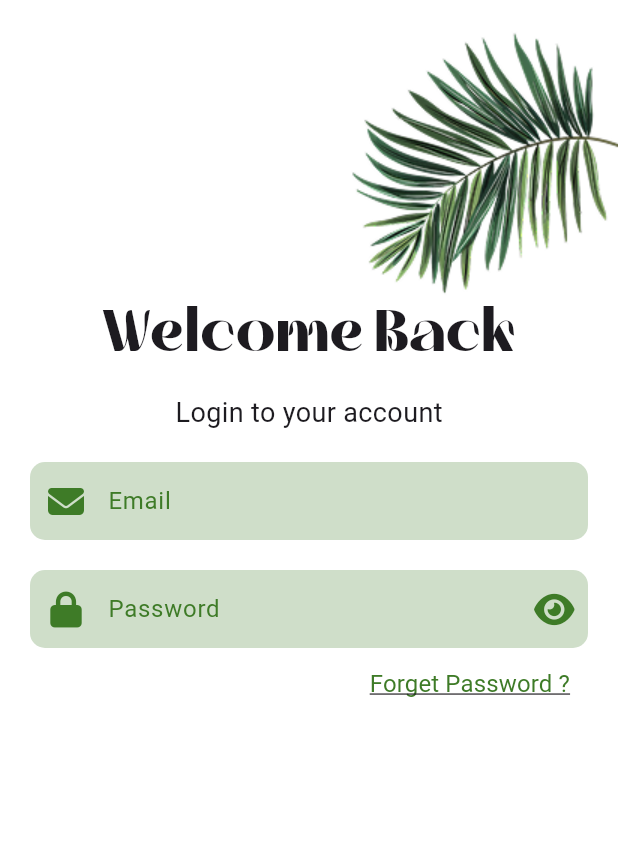
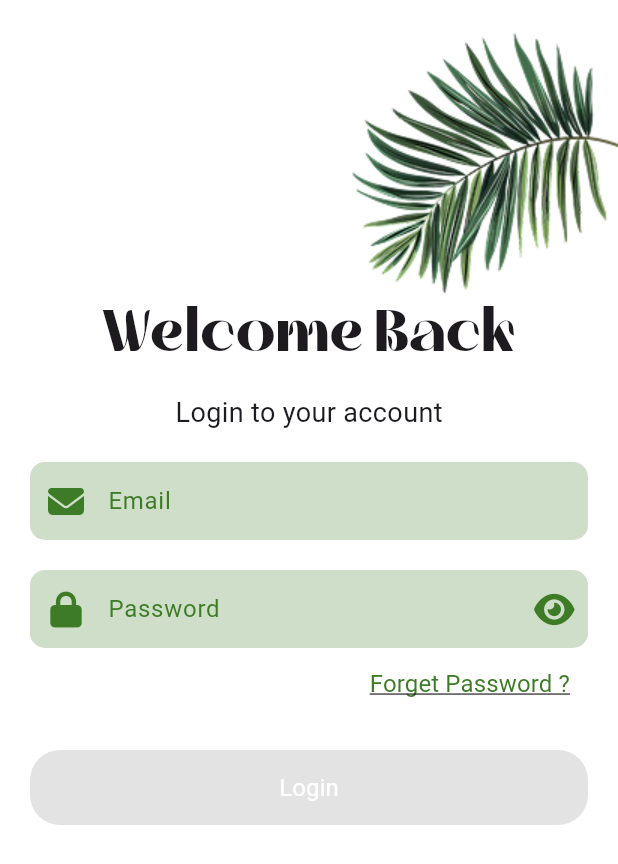
Before and after one commit to EsAm1973/Mazraaty, a Flutter app: the screen it shows after launch, on a phone screen of 412 x 824 dp. Shown: the top 864 px of the screen. Run offline on Flutter 3.47's test engine with Material 3 defaults, Android fonts, the light colour scheme and no system bars; our stand-ins replace font_awesome_flutter, go_router, google_fonts, image_picker; Roboto replaces fonts that are missing (Inder).

Commit message:
create login button in login

```diff
--- /dev/null
+++ b/lib/Core/widgets/custom_button.dart
@@ -0,0 +1,39 @@
+import 'package:flutter/material.dart';
+import 'package:mazraaty/Core/utils/styles.dart';
+import 'package:mazraaty/constants.dart';
+
+class CustomElevatedButton extends StatelessWidget {
+  final String text;
+  final VoidCallback? onPressed;
+  final double width;
+  final double height;
+
+  const CustomElevatedButton({
+    super.key,
+    required this.text,
+    required this.onPressed,
+    this.width = double.infinity,
+    this.height = 50,
+  });
+
+  @override
+  Widget build(BuildContext context) {
+    return SizedBox(
+      width: width,
+      height: height,
+      child: ElevatedButton(
+        onPressed: onPressed,
+        style: ElevatedButton.styleFrom(
+          backgroundColor: kMainColor,
+          shape: RoundedRectangleBorder(
+            borderRadius: BorderRadius.circular(20),
+          ),
+        ),
+        child: Text(
+          text,
+          style: Styles.textStyle16.copyWith(color: Colors.white),
+        ),
+      ),
+    );
+  }
+}
--- /dev/null
+++ b/lib/Features/authentication/presentation/views/widgets/login_button.dart
@@ -0,0 +1,14 @@
+import 'package:flutter/material.dart';
+import 'package:mazraaty/Core/widgets/custom_button.dart';
+
+class LoginButton extends StatelessWidget {
+  const LoginButton({super.key, this.onPressed});
+  final VoidCallback? onPressed;
+  @override
+  Widget build(BuildContext context) {
+    return CustomElevatedButton(
+      text: 'Login',
+      onPressed: onPressed,
+    );
+  }
+}
--- a/lib/Features/authentication/presentation/views/widgets/login_view_body.dart
+++ b/lib/Features/authentication/presentation/views/widgets/login_view_body.dart
@@ -1,4 +1,6 @@
 import 'package:flutter/material.dart';
+import 'package:mazraaty/Core/widgets/custom_button.dart';
+import 'package:mazraaty/Features/authentication/presentation/views/widgets/login_button.dart';
 import 'package:mazraaty/Features/authentication/presentation/views/widgets/login_forgetpass.dart';
 import 'package:mazraaty/Features/authentication/presentation/views/widgets/login_name_textfeild.dart';
 import 'package:mazraaty/Features/authentication/presentation/views/widgets/login_password_textfeild.dart';
@@ -28,6 +30,8 @@ class LoginViewBody extends StatelessWidget {
                 passwordController: passwordController,
               ),
               const LoginForgetPassword(),
+              const SizedBox(height: 20),
+              const LoginButton(),
             ],
           ),
         ),
```
